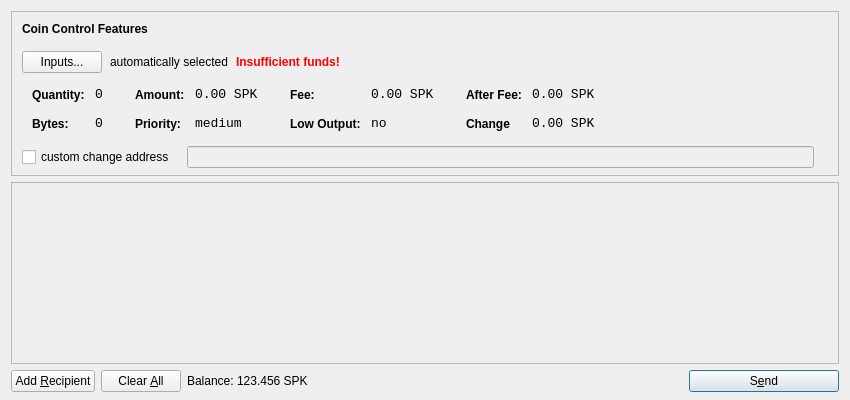
The window that src/qt/forms/sendcoinsdialog.ui (spikecoin/SpikeCoin) describes before a commit, drawn with Qt 5.
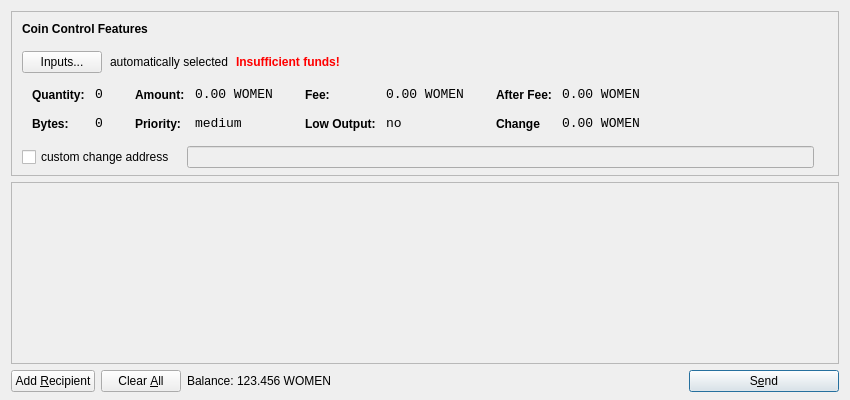
The same window after the commit. Icons and pictures are not drawn.

```diff
--- a/src/qt/forms/sendcoinsdialog.ui
+++ b/src/qt/forms/sendcoinsdialog.ui
@@ -321,7 +321,7 @@
                   <enum>Qt::ActionsContextMenu</enum>
                  </property>
                  <property name="text">
-                  <string>0.00 SPK</string>
+                  <string>0.00 WOMEN</string>
                  </property>
                  <property name="textInteractionFlags">
                   <set>Qt::LinksAccessibleByMouse|Qt::TextSelectableByKeyboard|Qt::TextSelectableByMouse</set>
@@ -407,7 +407,7 @@
                   <enum>Qt::ActionsContextMenu</enum>
                  </property>
                  <property name="text">
-                  <string>0.00 SPK</string>
+                  <string>0.00 WOMEN</string>
                  </property>
                  <property name="textInteractionFlags">
                   <set>Qt::LinksAccessibleByMouse|Qt::TextSelectableByKeyboard|Qt::TextSelectableByMouse</set>
@@ -493,7 +493,7 @@
                   <enum>Qt::ActionsContextMenu</enum>
                  </property>
                  <property name="text">
-                  <string>0.00 SPK</string>
+                  <string>0.00 WOMEN</string>
                  </property>
                  <property name="textInteractionFlags">
                   <set>Qt::LinksAccessibleByMouse|Qt::TextSelectableByKeyboard|Qt::TextSelectableByMouse</set>
@@ -525,7 +525,7 @@
                   <enum>Qt::ActionsContextMenu</enum>
                  </property>
                  <property name="text">
-                  <string>0.00 SPK</string>
+                  <string>0.00 WOMEN</string>
                  </property>
                  <property name="textInteractionFlags">
                   <set>Qt::LinksAccessibleByMouse|Qt::TextSelectableByKeyboard|Qt::TextSelectableByMouse</set>
@@ -732,7 +732,7 @@
           <cursorShape>IBeamCursor</cursorShape>
          </property>
          <property name="text">
-          <string>123.456 SPK</string>
+          <string>123.456 WOMEN</string>
          </property>
          <property name="textInteractionFlags">
           <set>Qt::LinksAccessibleByMouse|Qt::TextSelectableByKeyboard|Qt::TextSelectableByMouse</set>
```
